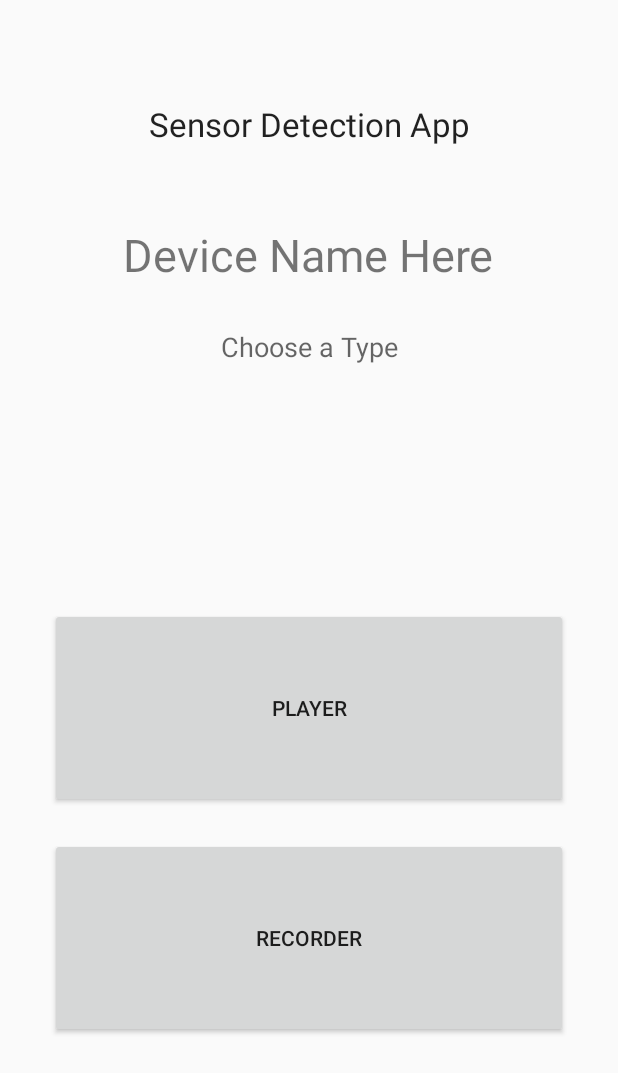
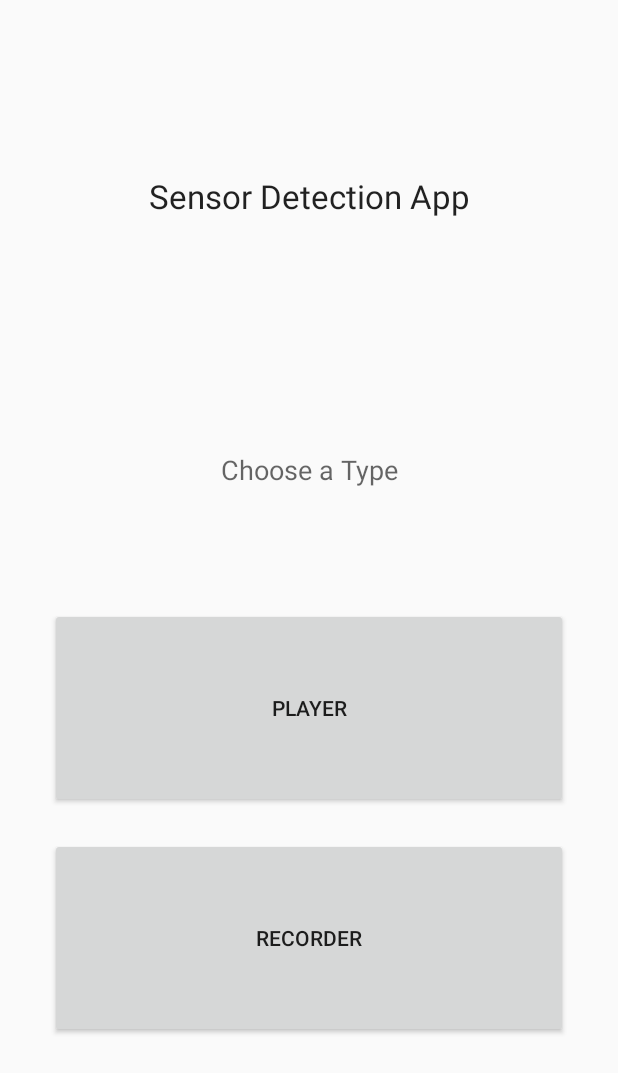
Before and after one commit to heedong0612/sensorDetection1, an Android app: the layout activity_main.xml on its own in the app's theme, with its tools: preview values and no code run, on a phone screen of 412 x 824 dp. Shown: the top 1073 px of the screen. Run offline under Robolectric (Android 15) with nearby library versions, the phone set to English and light mode, and no system bars.

Commit message:
Revert "Update08/12"

```diff
--- a/SensorDetectionApp/app/src/main/java/com/example/sensordetection/ActivatePlayer.java
+++ b/SensorDetectionApp/app/src/main/java/com/example/sensordetection/ActivatePlayer.java
@@ -25,7 +25,7 @@ public class ActivatePlayer extends AppCompatActivity {
 
         SensorApplication app = (SensorApplication) getApplication();
         mSocket = app.getSocket();
-        mSocket.emit("join player");
+        mSocket.emit("join_player");
 
 //        mp = MediaPlayer.create(context, R.raw.song);
 //        play = findViewById(R.id.button_player);
@@ -85,6 +85,6 @@ public class ActivatePlayer extends AppCompatActivity {
     @Override
     protected void onStop() {
         super.onStop();
-        stopPlayer();
+//        stopPlayer();
     }
 }
--- a/SensorDetectionApp/app/src/main/java/com/example/sensordetection/Constants.java
+++ b/SensorDetectionApp/app/src/main/java/com/example/sensordetection/Constants.java
@@ -1,5 +1,5 @@
 package com.example.sensordetection;
 
 public class Constants {
-    public static final String SERVER_URL = "http://gcp.anwaraminuddin.com:8090/"; //"http://10.156.4.98:8090/";
+    public static final String SERVER_URL = "http://10.156.4.98:8090/";
 }
--- a/SensorDetectionApp/app/src/main/res/layout/activity_main.xml
+++ b/SensorDetectionApp/app/src/main/res/layout/activity_main.xml
@@ -42,20 +42,16 @@
         android:layout_height="wrap_content"
         android:layout_marginStart="150dp"
         android:layout_marginLeft="150dp"
-        android:layout_marginTop="8dp"
         android:layout_marginEnd="150dp"
         android:layout_marginRight="150dp"
-        android:layout_marginBottom="8dp"
+        android:layout_marginBottom="80dp"
         android:gravity="center"
         android:lineSpacingExtra="8sp"
         android:text="@string/choose_type"
         android:textAppearance="@style/TextAppearance.AppCompat.Medium"
-        app:layout_constraintBottom_toBottomOf="parent"
+        app:layout_constraintBottom_toTopOf="@+id/button_player"
         app:layout_constraintEnd_toEndOf="parent"
-        app:layout_constraintHorizontal_bias="0.571"
-        app:layout_constraintStart_toStartOf="parent"
-        app:layout_constraintTop_toTopOf="parent"
-        app:layout_constraintVertical_bias="0.269" />
+        app:layout_constraintStart_toStartOf="parent" />
 
     <TextView
         android:id="@+id/textView3"
@@ -63,7 +59,7 @@
         android:layout_height="wrap_content"
         android:layout_marginStart="16dp"
         android:layout_marginLeft="16dp"
-        android:layout_marginTop="68dp"
+        android:layout_marginTop="116dp"
         android:layout_marginEnd="16dp"
         android:layout_marginRight="16dp"
         android:text="@string/sensor_detection"
@@ -72,23 +68,4 @@
         app:layout_constraintStart_toStartOf="parent"
         app:layout_constraintTop_toTopOf="parent" />
 
-    <TextView
-        android:id="@+id/deviceNameTitle"
-        android:layout_width="wrap_content"
-        android:layout_height="wrap_content"
-        android:layout_marginStart="8dp"
-        android:layout_marginLeft="8dp"
-        android:layout_marginTop="8dp"
-        android:layout_marginEnd="8dp"
-        android:layout_marginRight="8dp"
-        android:layout_marginBottom="8dp"
-        android:text="Device Name Here"
-        android:textSize="30sp"
-        app:layout_constraintBottom_toTopOf="@+id/button_player"
-        app:layout_constraintEnd_toEndOf="parent"
-        app:layout_constraintHorizontal_bias="0.496"
-        app:layout_constraintStart_toStartOf="parent"
-        app:layout_constraintTop_toTopOf="parent"
-        app:layout_constraintVertical_bias="0.406" />
-
 </androidx.constraintlayout.widget.ConstraintLayout>
```
Also changed, not shown: SensorDetectionApp/app/src/main/java/com/example/sensordetection/ActivateRecorder.java (+18 -16 lines), SensorDetectionApp/app/src/main/java/com/example/sensordetection/ConnectRecorder.java (+1 -7 lines), SensorDetectionApp/app/src/main/java/com/example/sensordetection/MainActivity.java (+1 -8 lines), 5 other files.
